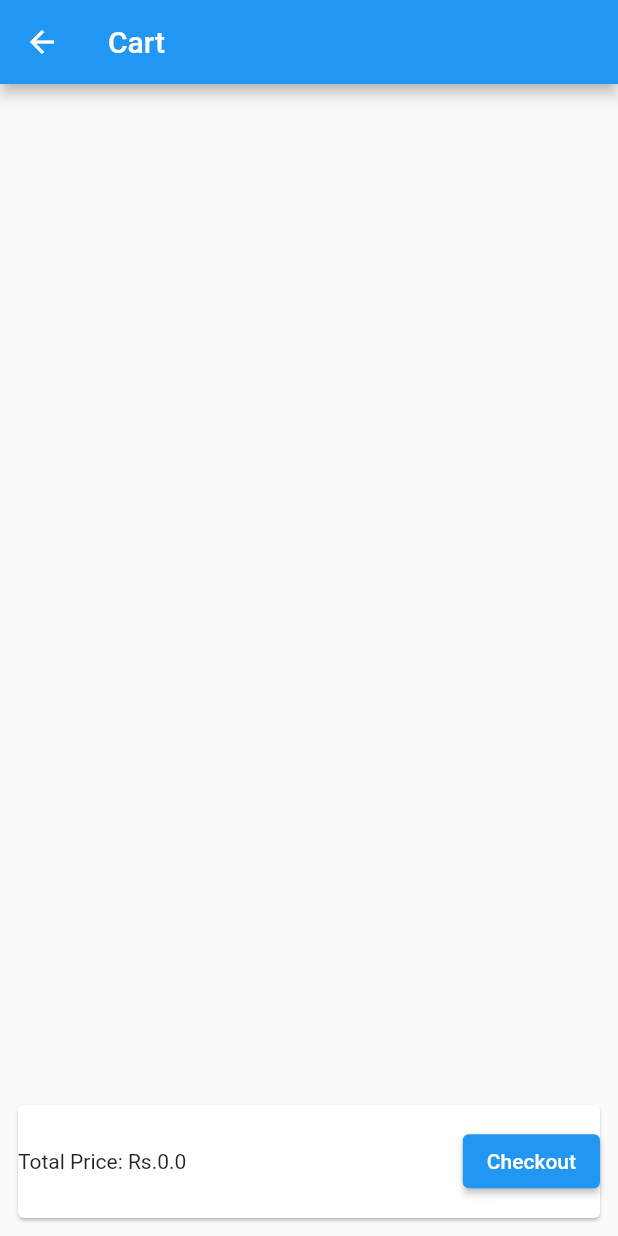
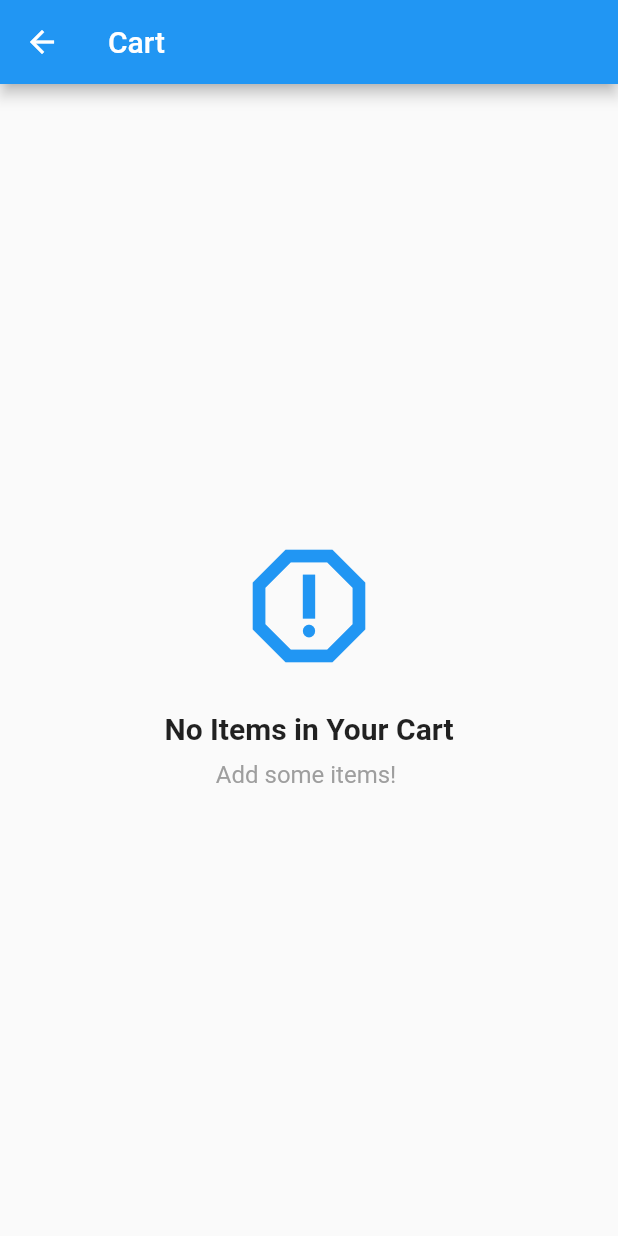
Before and after one commit to HasiruNMP/FoodOrderDeliverySystem, a Flutter app: the CartView screen opened directly, on a phone screen of 412 x 824 dp. Run offline on Flutter 3.47's test engine with Material 2 defaults, Android fonts, the phone set to English and light mode, and no system bars; our stand-ins replace cloud_firestore, easy_sidemenu, firebase_auth, firebase_core, flutter_otp_text_field, get; accounts and stored records are empty.

Commit message:
Update cartview.dart

```diff
--- a/customerapp/lib/view/cartview.dart
+++ b/customerapp/lib/view/cartview.dart
@@ -21,7 +21,40 @@ class _CartViewState extends State<CartView> {
         body: SafeArea(
           child: Padding(
             padding: const EdgeInsets.all(8.0),
-            child: Column(
+            child: Cart.basketItems.length == 0
+                ? Column(
+                    mainAxisAlignment: MainAxisAlignment.center,
+                    children: const [
+                      Center(
+                          child: Icon(
+                        Icons.report_gmailerrorred_outlined,
+                        size: 100,
+                        color: Colors.blue,
+                      )),
+                      SizedBox(
+                        height: 20,
+                      ),
+                      Center(
+                        child: Text(
+                          'No Items in Your Cart',
+                          style: TextStyle(
+                            fontSize: 20,
+                            fontWeight: FontWeight.bold,
+                          ),
+                        ),
+                      ),
+                      Center(
+                        child: Padding(
+                          padding: EdgeInsets.only(top: 10),
+                          child: Text(
+                            'Add some items! ',
+                            style: TextStyle(fontSize: 16, color: Colors.grey),
+                          ),
+                        ),
+                      ),
+                    ],
+                  )
+                : Column(
                     children: [
                       Expanded(
                         flex: 8,
@@ -33,7 +66,8 @@ class _CartViewState extends State<CartView> {
                               itemCount: Cart.basketItems.length,
                               itemBuilder: (context, index) {
                                 return Container(
-                            height: (MediaQuery.of(context).size.height) / 6,
+                                  height:
+                                      (MediaQuery.of(context).size.height) / 6,
                                   child: Card(
                                     child: Row(
                                       children: [
@@ -53,8 +87,8 @@ class _CartViewState extends State<CartView> {
                                                   child: IconButton(
                                                     icon: Icon(Icons.close),
                                                     onPressed: () {
-                                                cart.remove(
-                                                    Cart.basketItems[index]);
+                                                      cart.remove(Cart
+                                                          .basketItems[index]);
                                                     },
                                                   ),
                                                 ),
@@ -62,15 +96,18 @@ class _CartViewState extends State<CartView> {
                                               Expanded(
                                                 flex: 1,
                                                 child: Container(
-                                              alignment: Alignment.centerLeft,
+                                                    alignment:
+                                                        Alignment.centerLeft,
                                                     child: Text(
-                                                Cart.basketItems[index].name,
+                                                      Cart.basketItems[index]
+                                                          .name,
                                                     )),
                                               ),
                                               Expanded(
                                                 flex: 2,
                                                 child: Container(
-                                            alignment: Alignment.centerLeft,
+                                                  alignment:
+                                                      Alignment.centerLeft,
                                                   child: Row(
                                                     children: [
                                                       IconButton(
@@ -79,9 +116,7 @@ class _CartViewState extends State<CartView> {
                                                               cart.updateProduct(
                                                                   Cart.basketItems[
                                                                       index],
-                                                            Cart
-                                                                    .basketItems[
-                                                                        index]
+                                                                  Cart.basketItems[index]
                                                                           .quantity -
                                                                       1);
                                                             });
@@ -99,14 +134,13 @@ class _CartViewState extends State<CartView> {
                                                               cart.updateProduct(
                                                                   Cart.basketItems[
                                                                       index],
-                                                            Cart
-                                                                    .basketItems[
-                                                                        index]
+                                                                  Cart.basketItems[index]
                                                                           .quantity +
                                                                       1);
                                                             });
                                                           },
-                                                    icon: Icon(Icons.add_box)),
+                                                          icon: Icon(
+                                                              Icons.add_box)),
                                                     ],
                                                   ),
                                                 ),
@@ -114,7 +148,8 @@ class _CartViewState extends State<CartView> {
                                               Expanded(
                                                 flex: 1,
                                                 child: Container(
-                                              alignment: Alignment.centerLeft,
+                                                    alignment:
+                                                        Alignment.centerLeft,
                                                     child: Text(
                                                         'Rs.${Cart.basketItems[index].price.toString()}')),
                                               ),
@@ -136,7 +171,8 @@ class _CartViewState extends State<CartView> {
                             child: Row(
                               mainAxisAlignment: MainAxisAlignment.spaceBetween,
                               children: [
-                          Text("Total Price: Rs.${Cart.totalPrice.toString()}"),
+                                Text(
+                                    "Total Price: Rs.${Cart.totalPrice.toString()}"),
                                 ElevatedButton(
                                     onPressed: () {
                                       Navigator.pushNamed(context, 'checkout');
```
Lines whose indentation alone changed are shown as unchanged.
